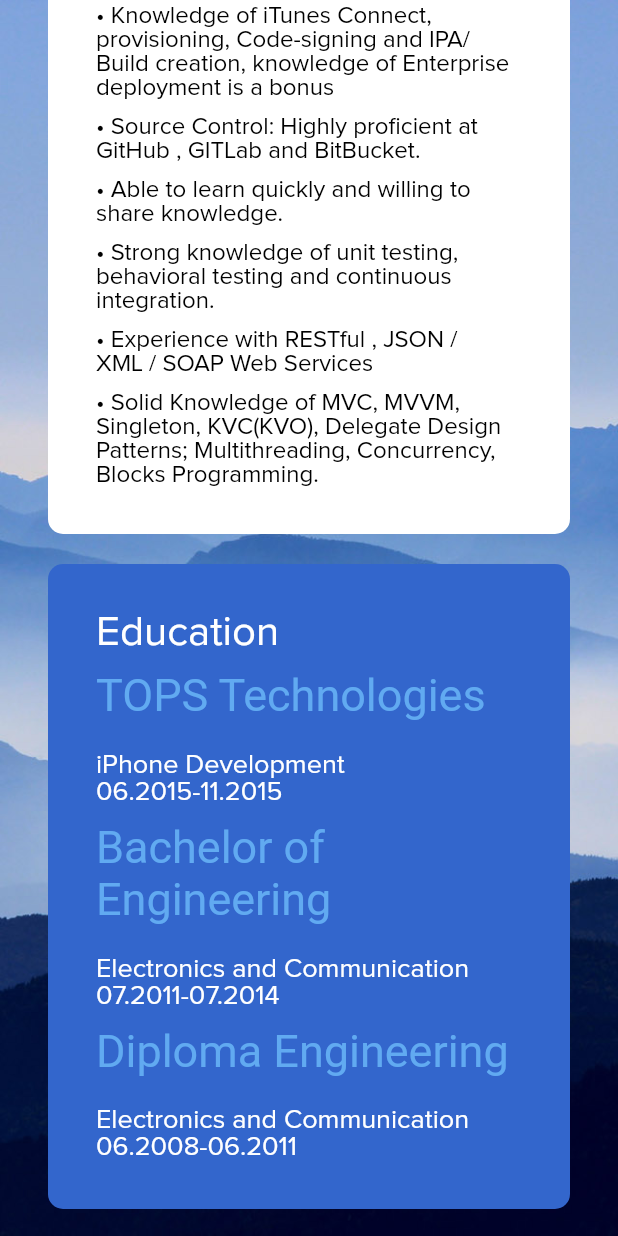
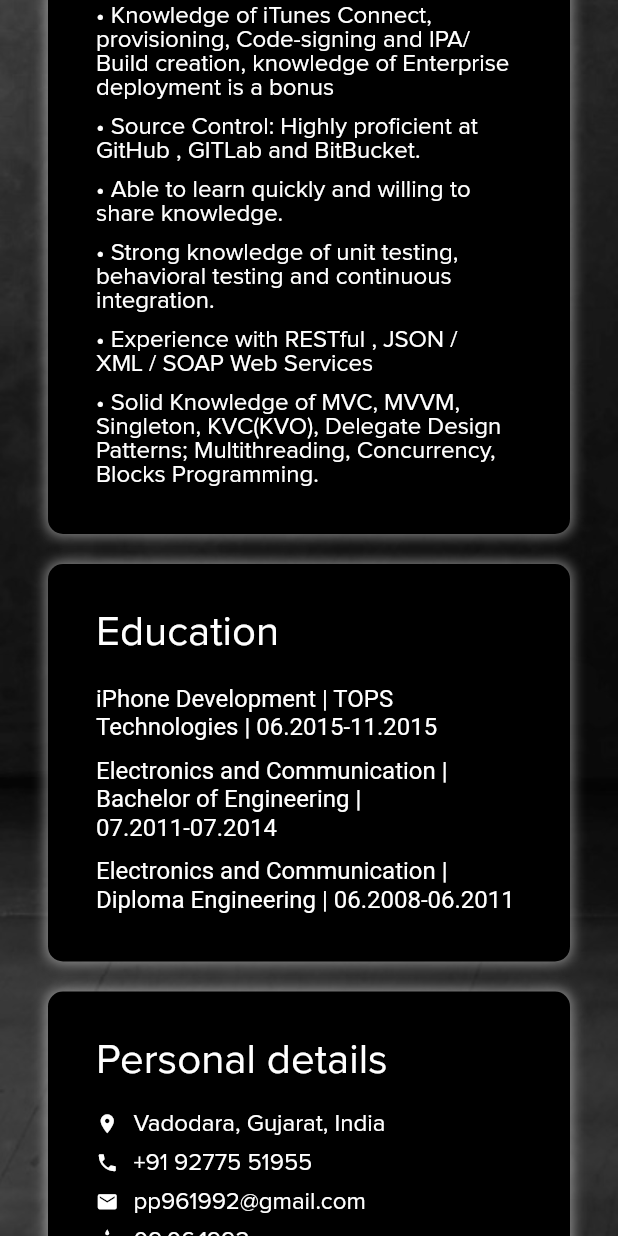
Before and after one commit to Prashant961992/flutterportfolio, a Flutter app: the screen it shows after launch, scrolled down 1152 dp, on a phone screen of 412 x 824 dp. Run offline on Flutter 3.47's test engine with Material 2 defaults, Android fonts, the phone set to English and light mode, and no system bars; our stand-ins replace url_launcher_web.

Commit message:
themw change

```diff
--- a/lib/widgets/EducationWidget.dart
+++ b/lib/widgets/EducationWidget.dart
@@ -19,47 +19,26 @@ class EducationWidget extends StatelessWidget {
           textSize: 28,
           text: 'Education',
         ),
-        TextWidget(
-          padding: EdgeInsets.only(top: 10),
-          text: 'TOPS Technologies',
-          color: Color(0xff61AAF1),
-          textSize: 30,
-        ),
-        TextWidget(
-          padding: EdgeInsets.only(top: 20),
-          color: Colors.white,
-          fontFamilyName: proxima,
-          textSize: 18,
-          text:
-              'iPhone Development     06.2015-11.2015',
+        SizedBox(
+          height: 10,
         ),
         TextWidget(
           padding: EdgeInsets.only(top: 10),
-          text: 'Bachelor of Engineering',
-          color: Color(0xff61AAF1),
-          textSize: 30,
-        ),
-        TextWidget(
-          padding: EdgeInsets.only(top: 20),
+          text: 'iPhone Development | TOPS Technologies | 06.2015-11.2015',
           color: Colors.white,
-          fontFamilyName: proxima,
-          textSize: 18,
-          text:
-              'Electronics and Communication     07.2011-07.2014',
+          textSize: 16,
         ),
         TextWidget(
           padding: EdgeInsets.only(top: 10),
-          text: 'Diploma Engineering',
-          color: Color(0xff61AAF1),
-          textSize: 30,
+          text: 'Electronics and Communication | Bachelor of Engineering | 07.2011-07.2014',
+          color: Colors.white,
+          textSize: 16,
         ),
         TextWidget(
-          padding: EdgeInsets.only(top: 20),
+          padding: EdgeInsets.only(top: 10),
+          text: 'Electronics and Communication | Diploma Engineering | 06.2008-06.2011',
           color: Colors.white,
-          fontFamilyName: proxima,
-          textSize: 18,
-          text:
-              'Electronics and Communication     06.2008-06.2011',
+          textSize: 16,
         ),
       ],
     );
--- a/lib/widgets/JobsRelatedSkill.dart
+++ b/lib/widgets/JobsRelatedSkill.dart
@@ -18,13 +18,13 @@ class JobsRelatedSkill extends StatelessWidget {
       children: [
         TextWidget(
           fontFamilyName: proxima,
-          color: Color(0xff61AAF1),
+          color: Colors.white,
           textSize: 28,
           text: 'Job Related Skill',
         ),
         TextWidget(
           padding: topPadding,
-          color: Colors.black,
+          color: Colors.white,
           fontFamilyName: proxima,
           textSize: 16,
           text: '• Development Software: XCode, VS Code , SQLite editor.',
@@ -33,12 +33,12 @@ class JobsRelatedSkill extends StatelessWidget {
           padding: topPadding,
           fontFamilyName: proxima,
           text: '• Databases: SQLite,Core Data.',
-          color: Colors.black,
+          color: Colors.white,
           textSize: 16,
         ),
         TextWidget(
           padding: topPadding,
-          color: Colors.black,
+          color: Colors.white,
           fontFamilyName: proxima,
           textSize: 16,
           text:'• Technologies: iPhone, iPad, Android.',
@@ -47,40 +47,40 @@ class JobsRelatedSkill extends StatelessWidget {
           padding: topPadding,
           fontFamilyName: proxima,
           text: '• Knowledge of iTunes Connect, provisioning, Code-signing and IPA/Build creation, knowledge of Enterprise deployment is a bonus',
-          color: Colors.black,
+          color: Colors.white,
           textSize: 16,
         ),
         TextWidget(
           padding: topPadding,
-          color: Colors.black,
+          color: Colors.white,
           fontFamilyName: proxima,
           textSize: 16,
           text:'• Source Control: Highly proficient at GitHub , GITLab and BitBucket.',
         ),
         TextWidget(
           padding: topPadding,
-          color: Colors.black,
+          color: Colors.white,
           fontFamilyName: proxima,
           textSize: 16,
           text:'• Able to learn quickly and willing to share knowledge.',
         ),
         TextWidget(
           padding: topPadding,
-          color: Colors.black,
+          color: Colors.white,
           fontFamilyName: proxima,
           textSize: 16,
           text:'• Strong knowledge of unit testing, behavioral testing and continuous integration.',
         ),
         TextWidget(
           padding: topPadding,
-          color: Colors.black,
+          color: Colors.white,
           fontFamilyName: proxima,
           textSize: 16,
           text:'• Experience with RESTful , JSON / XML / SOAP Web Services',
         ),
         TextWidget(
           padding: topPadding,
-          color: Colors.black,
+          color: Colors.white,
           fontFamilyName: proxima,
           textSize: 16,
           text:'• Solid Knowledge of MVC, MVVM, Singleton, KVC(KVO), Delegate Design Patterns; Multithreading, Concurrency, Blocks Programming.',
--- a/lib/widgets/contacts_widget.dart
+++ b/lib/widgets/contacts_widget.dart
@@ -17,13 +17,13 @@ class ContactsWidget extends StatelessWidget {
           text: 'Personal details',
           fontFamilyName: proxima,
           textSize: 28,
-          color: Colors.black,
+          color: Colors.white,
         ),
         SizedBox(
           height: 20,
         ),
         Row(children: <Widget>[
-          Icon(Icons.place, size: 15),
+          Icon(Icons.place, size: 15,color: Colors.white,),
           SizedBox(
             width: 10,
           ),
@@ -32,7 +32,7 @@ class ContactsWidget extends StatelessWidget {
             style: TextStyle(
               fontFamily: proxima,
               fontSize: 16,
-              color: Colors.black,
+              color: Colors.white,
             ),
           )
         ]),
@@ -42,6 +42,7 @@ class ContactsWidget extends StatelessWidget {
         Row(children: <Widget>[
           Icon(
             Icons.phone,
+            color: Colors.white,
             size: 15,
           ),
           SizedBox(
@@ -52,7 +53,7 @@ class ContactsWidget extends StatelessWidget {
             style: TextStyle(
               fontFamily: proxima,
               fontSize: 16,
-              color: Colors.black,
+              color: Colors.white,
             ),
           )
         ]),
@@ -62,6 +63,7 @@ class ContactsWidget extends StatelessWidget {
         Row(children: <Widget>[
           Icon(
             Icons.mail,
+            color: Colors.white,
             size: 15,
           ),
           SizedBox(
@@ -72,7 +74,7 @@ class ContactsWidget extends StatelessWidget {
             style: TextStyle(
               fontFamily: proxima,
               fontSize: 16,
-              color: Colors.black,
+              color: Colors.white,
             ),
           )
         ]),
@@ -82,6 +84,7 @@ class ContactsWidget extends StatelessWidget {
         Row(children: <Widget>[
           Icon(
             Icons.cake,
+            color: Colors.white,
             size: 15,
           ),
           SizedBox(
@@ -92,7 +95,7 @@ class ContactsWidget extends StatelessWidget {
             style: TextStyle(
               fontFamily: proxima,
               fontSize: 16,
-              color: Colors.black,
+              color: Colors.white,
             ),
           )
         ]),
@@ -102,6 +105,7 @@ class ContactsWidget extends StatelessWidget {
         Row(children: <Widget>[
           Icon(
             Icons.flag,
+            color: Colors.white,
             size: 15,
           ),
           SizedBox(
@@ -112,7 +116,7 @@ class ContactsWidget extends StatelessWidget {
             style: TextStyle(
               fontFamily: proxima,
               fontSize: 16,
-              color: Colors.black,
+              color: Colors.white,
             ),
           )
         ]),
--- a/lib/widgets/holder_container.dart
+++ b/lib/widgets/holder_container.dart
@@ -8,9 +8,20 @@ class HolderContainer extends StatelessWidget {
 
   @override
   Widget build(BuildContext context) {
+    var boxDecoration = BoxDecoration(
+        color: Colors.black,
+        boxShadow: [
+          BoxShadow(
+            color: Colors.white.withOpacity(0.5),
+            spreadRadius: 1,
+            blurRadius: 7,
+            offset: Offset.zero, // changes position of shadow
+          ),
+        ],
+        borderRadius: BorderRadius.all(Radius.circular(10)));
+
     return Container(
-      decoration: BoxDecoration(
-          color: color, borderRadius: BorderRadius.all(Radius.circular(10))),
+      decoration: boxDecoration,
       margin: EdgeInsets.only(left: 32, right: 32),
       padding: EdgeInsets.all(32),
       child: widget,
```
Also changed, not shown: lib/screens/desktop_screen.dart (+27 -27 lines), lib/widgets/intro_widget.dart (+4 -4 lines), assets/images/my_image.png (deleted), assets/images/slide_1.jpg, assets/images/slide_2.jpg (added), assets/images/theme.jpg (added), pubspec.lock, 9 other files.
